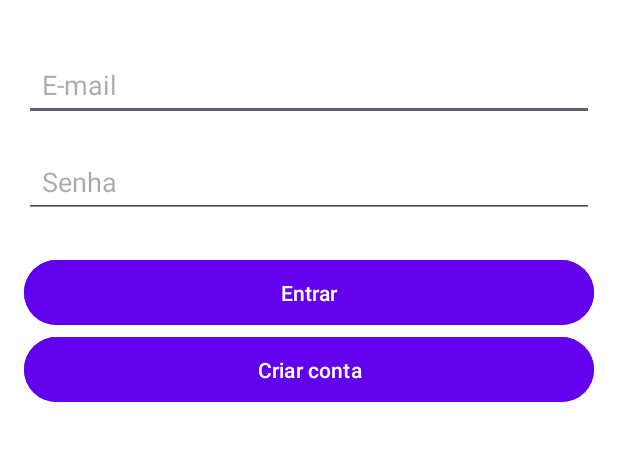
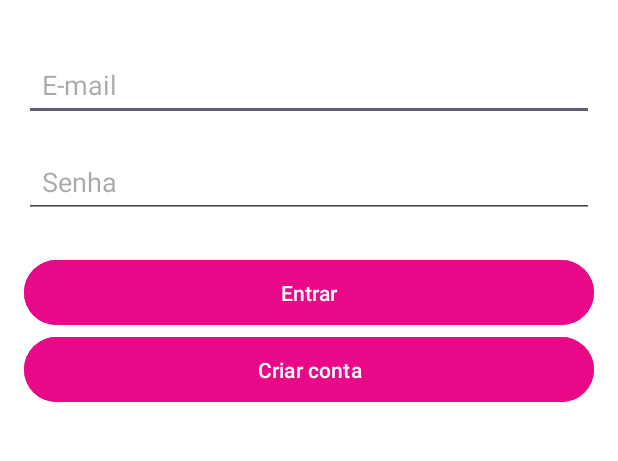
Before and after one commit to GabrielCarvalheiroRuela/gestao-lista-compras, an Android app: the screen it shows after launch (LoginActivity), after a tap on "Entrar", on a phone screen of 412 x 824 dp, the part 504-965 px from its top. Run offline under Robolectric (Android 15) with nearby library versions, the phone set to English and light mode, and no system bars.

Commit message:
Login and Register done

```diff
--- a/app/build.gradle.kts
+++ b/app/build.gradle.kts
@@ -33,6 +33,10 @@ android {
     kotlinOptions {
         jvmTarget = "1.8"
     }
+
+    buildFeatures {
+        viewBinding = true
+    }
 }
 
 dependencies {
--- a/app/src/main/java/com/example/gestaolistacompras/LoginActivity.kt
+++ b/app/src/main/java/com/example/gestaolistacompras/LoginActivity.kt
@@ -1,34 +1,50 @@
 package com.example.gestaolistacompras
 
 import android.content.Intent
+import android.content.SharedPreferences
 import android.os.Bundle
 import android.widget.Button
 import android.widget.EditText
 import android.widget.Toast
 import androidx.appcompat.app.AppCompatActivity
+import com.example.gestaolistacompras.databinding.ActivityLoginBinding
 
 class LoginActivity : AppCompatActivity() {
 
+    private lateinit var binding: ActivityLoginBinding
+    private lateinit var sharedPreferences: SharedPreferences
+
     override fun onCreate(savedInstanceState: Bundle?) {
         super.onCreate(savedInstanceState)
-        setContentView(R.layout.activity_login)
 
-        val emailEditText = findViewById<EditText>(R.id.emailEditText)
-        val passwordEditText = findViewById<EditText>(R.id.passwordEditText)
-        val loginButton = findViewById<Button>(R.id.loginButton)
-        val registerButton = findViewById<Button>(R.id.registerButton)
+        binding = ActivityLoginBinding.inflate(layoutInflater)
+        setContentView(binding.root)
 
-        // Listener para o botão de login
-        loginButton.setOnClickListener {
-            val email = emailEditText.text.toString()
-            val password = passwordEditText.text.toString()
+        sharedPreferences = getSharedPreferences("UserPrefs", MODE_PRIVATE)
 
-            // Aqui você pode adicionar a lógica de login, se necessário
-            Toast.makeText(this, "Login realizado com sucesso!", Toast.LENGTH_SHORT).show()
+        binding.loginButton.setOnClickListener {
+            val email = binding.emailEditText.text.toString()
+            val password = binding.passwordEditText.text.toString()
+
+            if (email.isEmpty() || password.isEmpty()) {
+                Toast.makeText(this, "Por favor, preencha todos os campos", Toast.LENGTH_SHORT).show()
+            }
+
+            val storedPassword = sharedPreferences.getString(email, null)
+
+            if (storedPassword != null && storedPassword == password || email == "admin@gmail.com" && password == "admin") {
+                Toast.makeText(this, "Login realizado com sucesso", Toast.LENGTH_SHORT).show()
+                // Redirecionar para a tela principal do app
+                val intent = Intent(this, MainActivity::class.java)
+                startActivity(intent)
+                finish()
+            } else {
+                Toast.makeText(this, "E-mail ou senha incorretos", Toast.LENGTH_SHORT).show()
+            }
         }
 
-        // Listener para o botão de criar conta
-        registerButton.setOnClickListener {
+        // Ir para o cadastro
+        binding.registerButton.setOnClickListener {
             val intent = Intent(this, RegisterActivity::class.java)
             startActivity(intent)
         }
--- a/app/src/main/res/layout/activity_login.xml
+++ b/app/src/main/res/layout/activity_login.xml
@@ -8,7 +8,7 @@
     android:gravity="center"
     android:background="@android:color/white">
 
-    <!-- Logo ou Imagem no topo -->
+    <!-- Logo do app -->
     <ImageView
         android:id="@+id/logoImageView"
         android:layout_width="120dp"
@@ -43,16 +43,16 @@
         android:layout_height="wrap_content"
         android:text="Entrar"
         android:padding="12dp"
-        android:backgroundTint="@color/purple"
+        android:backgroundTint="@color/pink"
         android:textColor="@android:color/white" />
 
-    <!-- Link para Cadastro -->
+    <!-- Botão para criar cadastro -->
     <Button
         android:id="@+id/registerButton"
         android:layout_width="match_parent"
         android:layout_height="wrap_content"
         android:text="Criar conta"
         android:padding="12dp"
-        android:backgroundTint="@color/purple"
+        android:backgroundTint="@color/pink"
         android:textColor="@android:color/white" />
 </LinearLayout>
--- a/app/src/main/res/values/colors.xml
+++ b/app/src/main/res/values/colors.xml
@@ -2,5 +2,5 @@
 <resources>
     <color name="black">#FF000000</color>
     <color name="white">#FFFFFFFF</color>
-    <color name="purple">#6200EE</color>
+    <color name="pink">#e90888</color>
 </resources>
```
Also changed, not shown: app/src/main/java/com/example/gestaolistacompras/RegisterActivity.kt (+38 -12 lines), app/src/main/res/layout/activity_register.xml (+14 -4 lines), app/src/main/res/drawable/logout.png (added).
